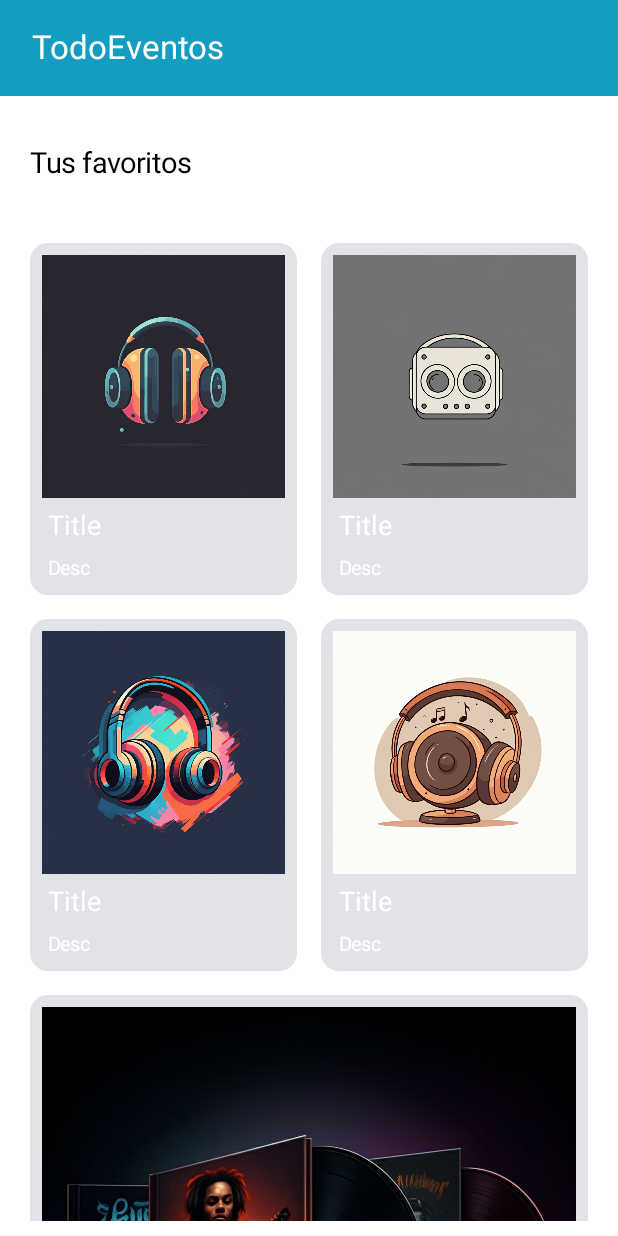
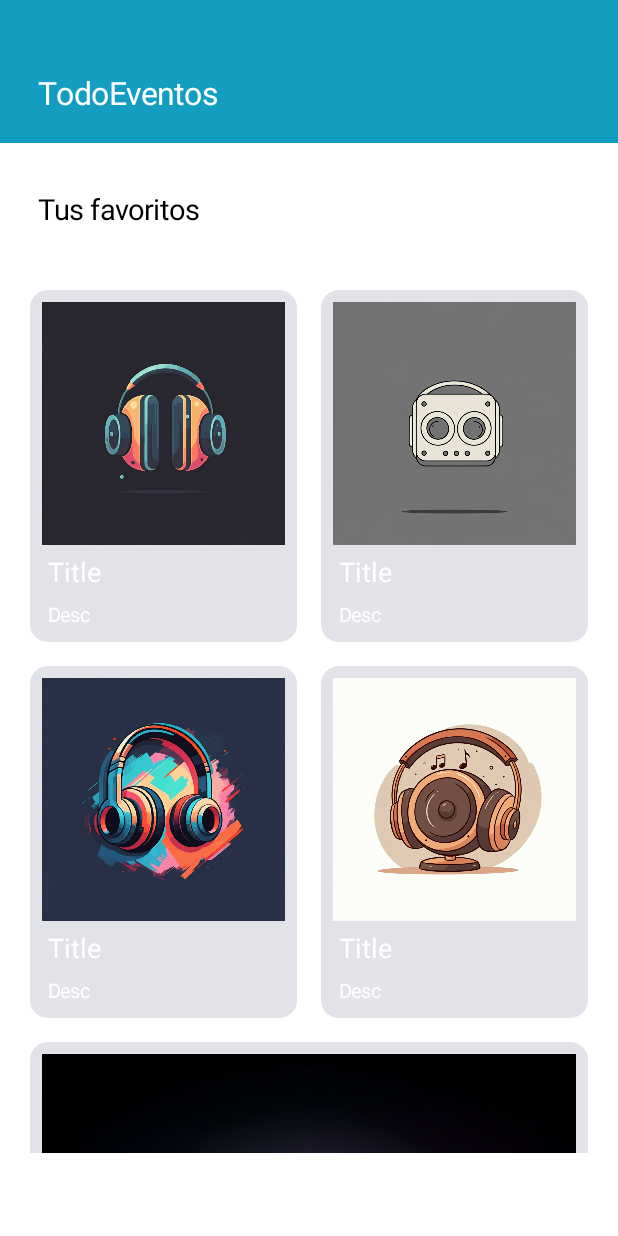
Before and after one commit to AngelEsquit/Lab5, an Android app built with Jetpack Compose: the screen it shows after launch (MainActivity), on a phone screen of 412 x 824 dp. Run offline under Robolectric (Android 15) with nearby library versions, the phone set to English and light mode, and no system bars; our stand-ins replace accompanist.

Commit message:
Revert "Preparación para la navegación"
This reverts commit 4115908773f8edfcc370636d799b76013993488c.

```diff
--- a/app/build.gradle.kts
+++ b/app/build.gradle.kts
@@ -61,7 +61,6 @@ dependencies {
     implementation(libs.androidx.material3)
     implementation(libs.coil.compose)
     implementation(libs.accompanist.systemuicontroller)
-    implementation("androidx.navigation:navigation-compose:2.8.0")
     testImplementation(libs.junit)
     androidTestImplementation(libs.androidx.junit)
     androidTestImplementation(libs.androidx.espresso.core)
--- a/app/src/main/java/com/example/lab5/AppNavigation.kt
+++ /dev/null
@@ -1,29 +0,0 @@
-package com.example.lab5
-
-import androidx.compose.foundation.layout.PaddingValues
-import androidx.compose.foundation.layout.padding
-import androidx.compose.runtime.Composable
-import androidx.navigation.NavHostController
-import androidx.navigation.compose.NavHost
-import androidx.navigation.compose.composable
-import androidx.compose.ui.Modifier
-
-@Composable
-fun AppNavigation(navController: NavHostController, innerPadding: PaddingValues) {
-    NavHost(navController = navController,
-        startDestination = "home",
-        modifier = Modifier.padding(innerPadding)){
-        composable("home") {
-            HomeScreen(navController = navController)  // Pantalla principal
-        }
-        composable("list") {
-            ListScreen(navController = navController)  // Pantalla de lista
-        }
-        composable("desc") {
-            DescriptionScreen(navController = navController)  // Pantalla de descripción
-        }
-        composable("profile") {
-            ProfileScreen(navController = navController)  // Pantalla de perfil
-        }
-    }
-}
--- a/app/src/main/java/com/example/lab5/MainActivity.kt
+++ b/app/src/main/java/com/example/lab5/MainActivity.kt
@@ -10,7 +10,6 @@ import androidx.compose.foundation.Image
 import androidx.compose.foundation.background
 import androidx.compose.foundation.layout.Arrangement
 import androidx.compose.foundation.layout.Column
-import androidx.compose.foundation.layout.PaddingValues
 import androidx.compose.foundation.layout.Row
 import androidx.compose.foundation.layout.fillMaxHeight
 import androidx.compose.foundation.layout.fillMaxSize
@@ -27,58 +26,42 @@ import androidx.compose.foundation.lazy.grid.LazyVerticalGrid
 import androidx.compose.foundation.lazy.items
 import androidx.compose.foundation.verticalScroll
 import androidx.compose.material3.Card
-import androidx.compose.material3.ExperimentalMaterial3Api
 import androidx.compose.material3.Scaffold
 import androidx.compose.material3.Text
-import androidx.compose.material3.TopAppBar
-import androidx.compose.material3.TopAppBarDefaults
 import androidx.compose.runtime.Composable
 import androidx.compose.ui.Alignment
 import androidx.compose.ui.Modifier
-import androidx.compose.ui.draw.shadow
 import androidx.compose.ui.graphics.Color
-import androidx.compose.ui.modifier.modifierLocalMapOf
 import androidx.compose.ui.res.painterResource
 import androidx.compose.ui.semantics.Role.Companion.Image
 import androidx.compose.ui.text.TextStyle
 import androidx.compose.ui.tooling.preview.Preview
 import androidx.compose.ui.unit.dp
 import androidx.compose.ui.unit.sp
-import androidx.navigation.NavController
-import androidx.navigation.compose.rememberNavController
 import com.google.accompanist.systemuicontroller.rememberSystemUiController
 import com.example.lab5.ui.theme.Lab5Theme
-import com.example.lab5.AppNavigation
 
-@OptIn(ExperimentalMaterial3Api::class)
 class MainActivity : ComponentActivity() {
     override fun onCreate(savedInstanceState: Bundle?) {
         super.onCreate(savedInstanceState)
         enableEdgeToEdge()
         setContent {
-            val navController = rememberNavController()
-
             Lab5Theme {
-                Scaffold(
-                    topBar = {
-                        TopAppBar(
-                            title = { Text(text = "TodoEventos", modifier = Modifier.padding(start = 5.dp)) },
-                            colors = TopAppBarDefaults.topAppBarColors(
-                                containerColor = Color(0xFF139DC0), // Color de fondo
-                                titleContentColor = Color.White, // Color del título
-                                actionIconContentColor = Color.White // Color de los iconos
-                            )
-                        )
-                    }) { innerPadding ->
-                    AppNavigation(navController = navController, innerPadding = innerPadding)
+                Scaffold(modifier = Modifier.fillMaxSize()) { innerPadding ->
+                    Greeting(
+                        modifier = Modifier
+                            .padding(innerPadding)
+                            .systemBarsPadding()
+                    )
                 }
             }
         }
     }
 }
 
+
 @Composable
-fun HomeScreen(navController: NavController = rememberNavController()) {
+fun Greeting(modifier: Modifier = Modifier) {
     val imageIds = listOf(
         R.drawable.image_fx_,
         R.drawable.image_fx_1,
@@ -110,19 +93,34 @@ fun HomeScreen(navController: NavController = rememberNavController()) {
     )
 
     Column (modifier = Modifier
-        .background(color = Color.White)
-        .padding(bottom = 10.dp)) {
+        .background(color = Color.White)) {
+        Row (modifier = Modifier
+            .background(color = color1)
+            .fillMaxWidth()
+            .height(95.dp)
+            .padding(top = 30.dp, start = 25.dp, end = 25.dp),
+            verticalAlignment = Alignment.CenterVertically
+        ){
+            Text(modifier = Modifier,
+                text = "TodoEventos",
+                style = TextStyle(
+                    fontSize = 21.sp,
+                    color = Color.White
+                )
+            )
+        }
 
         LazyColumn (modifier = Modifier
             .background(color = Color.White)
             .fillMaxWidth()
+            .padding(bottom = 55.dp)
         ) {
             item {
                 Row (modifier = Modifier
                     .background(color = Color.White)
                     .fillMaxWidth()
                     .height(90.dp)
-                    .padding(horizontal = 20.dp),
+                    .padding(start = 25.dp, end = 25.dp),
                     verticalAlignment = Alignment.CenterVertically
                 ) {
                     Text(modifier = Modifier,
@@ -194,7 +192,7 @@ fun HomeScreen(navController: NavController = rememberNavController()) {
                     .background(color = Color.White)
                     .fillMaxWidth()
                     .height(90.dp)
-                    .padding(horizontal = 20.dp),
+                    .padding(start = 25.dp, end = 25.dp),
                     verticalAlignment = Alignment.CenterVertically
                 ) {
                     Text(modifier = Modifier,
@@ -266,8 +264,8 @@ fun HomeScreen(navController: NavController = rememberNavController()) {
 
 @Preview(showBackground = true)
 @Composable
-fun HomeScreenPreview() {
+fun GreetingPreview() {
     Lab5Theme {
-        HomeScreen()
+        Greeting()
     }
 }
```
Also changed, not shown: app/src/main/AndroidManifest.xml (+18 -0 lines), app/src/main/java/com/example/lab5/Description.kt (+20 -5 lines), app/src/main/java/com/example/lab5/PantallaListado.kt (+22 -5 lines), app/src/main/java/com/example/lab5/Perfil.kt (+20 -5 lines).
